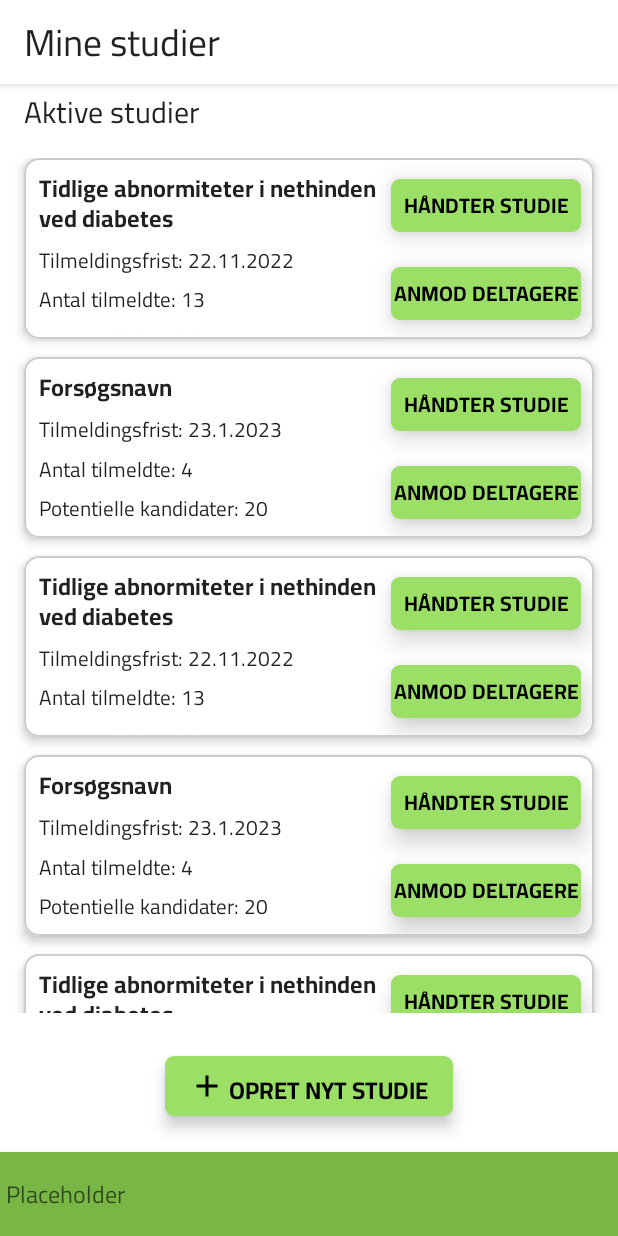
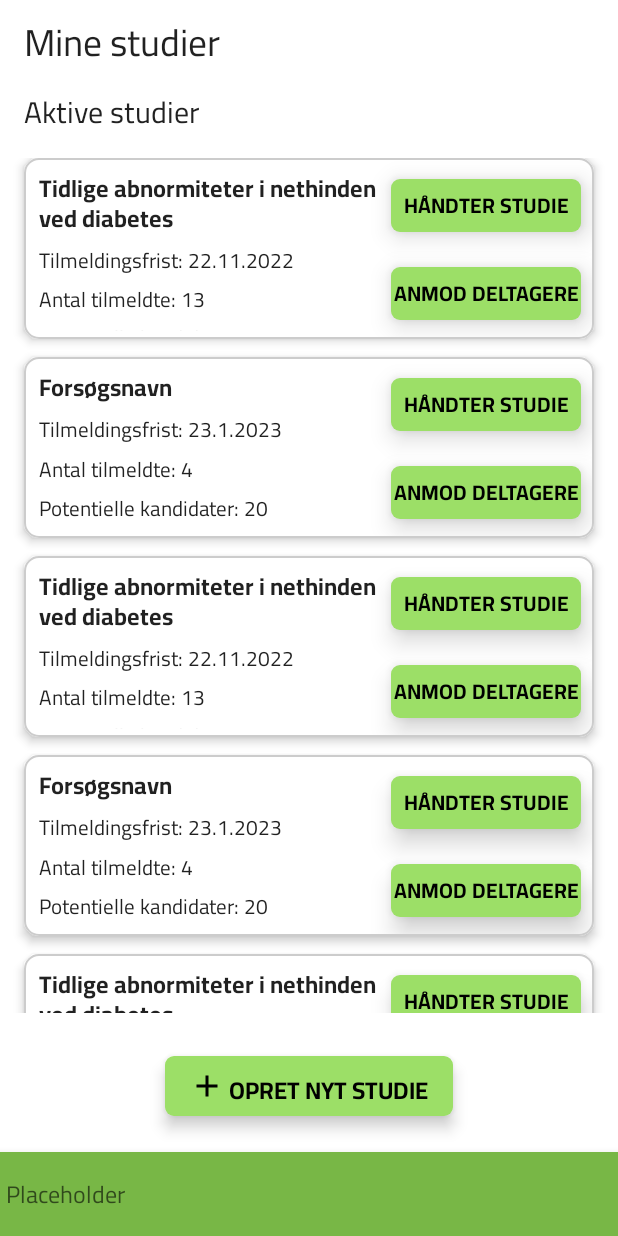
Before and after one commit to MarkBidstrup/PB1, an Android app built with Jetpack Compose: the @Preview function ResearcherTrialsScreenPreview, on a phone screen of 412 x 824 dp. Run offline under Robolectric (Android 15) with nearby library versions, the phone set to English and light mode, and no system bars.

Commit message:
removed elevation on top app bar

```diff
--- a/PB1ProbeApplication/app/src/main/java/com/example/pb1_probe_application/ui/MyTrialsResearcherScreen.kt
+++ b/PB1ProbeApplication/app/src/main/java/com/example/pb1_probe_application/ui/MyTrialsResearcherScreen.kt
@@ -48,7 +48,9 @@ fun TrialsList(trials: List<TrialState>, modifier: Modifier = Modifier) {
                 modifier = Modifier.fillMaxWidth(),
                 title = { Text(stringResource(R.string.mineStudier), style = Typography.h1)
                 },
-                backgroundColor = MaterialTheme.colors.onPrimary)
+                backgroundColor = MaterialTheme.colors.onPrimary,
+                elevation = 0.dp
+            )
 
         },
         content = {
```
